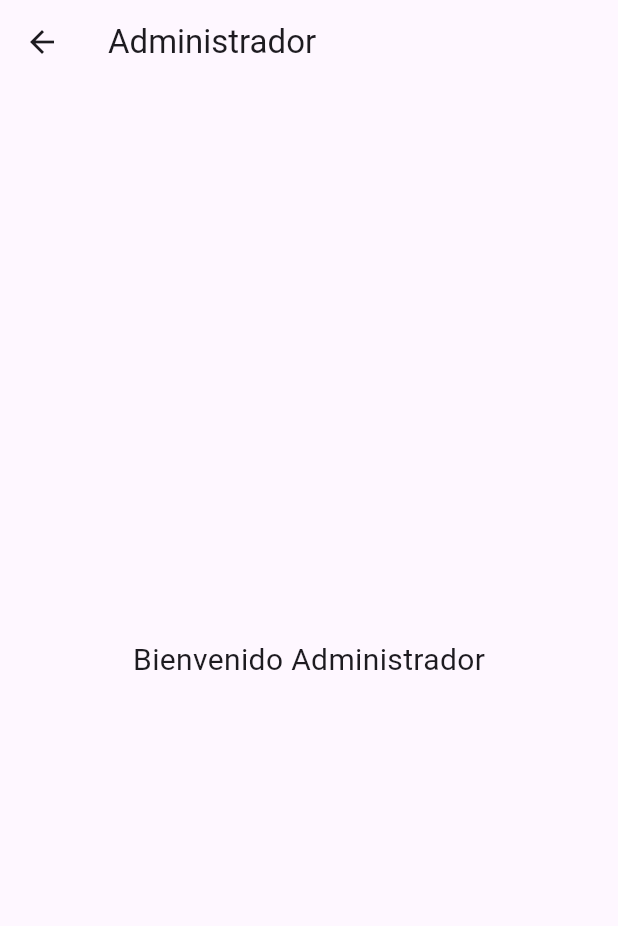
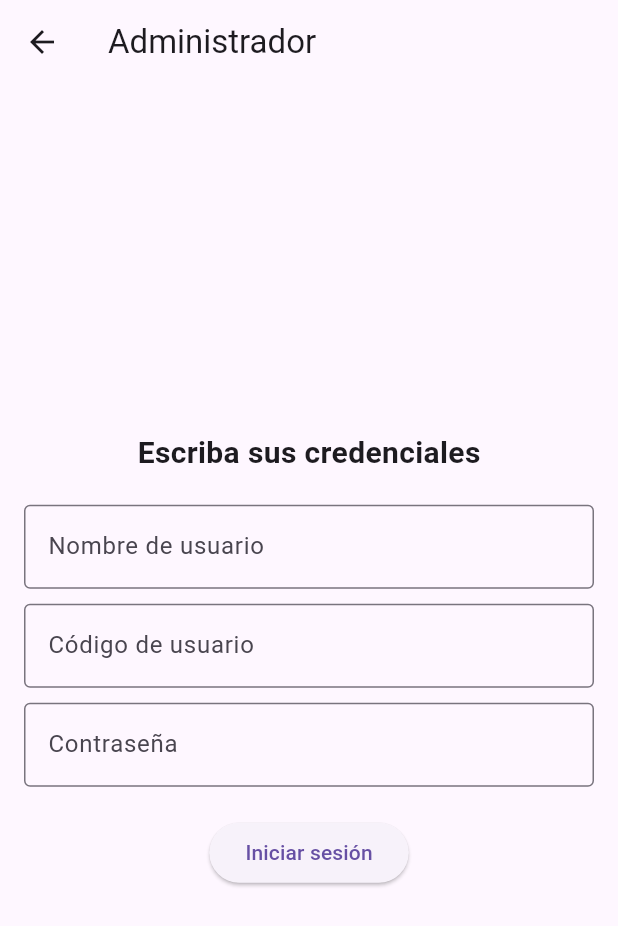
Before and after one commit to desarrolloProgramacion/desarrollo_v1, a Flutter app: the screen it shows after launch, after a tap on "Administrador", on a phone screen of 412 x 824 dp. Shown: the top 926 px of the screen. Run offline on Flutter 3.47's test engine with Material 3 defaults, Android fonts, the phone set to English and light mode, and no system bars.

```diff
--- a/lib/main.dart
+++ b/lib/main.dart
@@ -1,6 +1,8 @@
 import 'package:flutter/material.dart';
-import 'package:smartmilk/ui/Manager/ProfileUser.dart';
-import 'package:smartmilk/ui/User/ProfileUser.dart';
+import 'package:smartmilk/ui/Login/Manager/ProfileUser.dart';
+import 'package:smartmilk/ui/Login/User/ProfileUser.dart';
+import 'package:smartmilk/utils/Colors.dart';
+
 
 void main() {
   runApp(const MyApp());
@@ -12,6 +14,7 @@ class MyApp extends StatelessWidget {
   @override
   Widget build(BuildContext context) {
     return MaterialApp(
+      debugShowCheckedModeBanner: false,
       title: 'SmartMilk',
       theme: ThemeData(
         primarySwatch: Colors.blue,
@@ -27,13 +30,18 @@ class HomePage extends StatelessWidget {
   @override
   Widget build(BuildContext context) {
     return Scaffold(
-      appBar: AppBar(title: const Text('Inicio')),
-      body: Center(
+      body: Container(
+        decoration: const BoxDecoration(
+          gradient: AppColors.radialGradient,
+        ),
+        child: Center(
           child: Column(
             mainAxisAlignment: MainAxisAlignment.center,
             children: [
               const Text(
-              'Bienvenido',
+                'Bienvenido a ASOPROGANUCOT\n'
+                    'elige tu tipo de usuario',
+                textAlign: TextAlign.center,
                 style: TextStyle(fontSize: 24, fontWeight: FontWeight.bold),
               ),
               const SizedBox(height: 20),
@@ -59,6 +67,7 @@ class HomePage extends StatelessWidget {
             ],
           ),
         ),
+      ),
     );
   }
 }
--- /dev/null
+++ b/lib/ui/Login/Manager/ProfileUser.dart
@@ -0,0 +1,67 @@
+
+import 'package:flutter/material.dart';
+
+import '../../MainPage/MangerPage/ManagerPage.dart';
+
+class AdminPage extends StatelessWidget {
+  const AdminPage({super.key});
+
+  @override
+  Widget build(BuildContext context) {
+    return Scaffold(
+      appBar: AppBar(
+        title: const Text('Administrador'),
+        leading: IconButton(
+          icon: const Icon(Icons.arrow_back),
+          onPressed: () {
+            Navigator.pop(context);
+          },
+        ),
+      ),
+      body: Padding(
+        padding: const EdgeInsets.all(16.0),
+        child: Column(
+          mainAxisAlignment: MainAxisAlignment.center,
+          children: [
+            const Text(
+              'Escriba sus credenciales',
+              style: TextStyle(fontSize: 20, fontWeight: FontWeight.bold),
+            ),
+            const SizedBox(height: 20),
+            TextField(
+              decoration: const InputDecoration(
+                labelText: 'Nombre de usuario',
+                border: OutlineInputBorder(),
+              ),
+            ),
+            const SizedBox(height: 10),
+            TextField(
+              decoration: const InputDecoration(
+                labelText: 'Código de usuario',
+                border: OutlineInputBorder(),
+              ),
+            ),
+            const SizedBox(height: 10),
+            TextField(
+              obscureText: true,
+              decoration: const InputDecoration(
+                labelText: 'Contraseña',
+                border: OutlineInputBorder(),
+              ),
+            ),
+            const SizedBox(height: 20),
+            ElevatedButton(
+              onPressed: () {
+                Navigator.pushReplacement(
+                  context,
+                  MaterialPageRoute(builder: (context) => const managerPage()),
+                );
+              },
+              child: const Text('Iniciar sesión'),
+            ),
+          ],
+        ),
+      ),
+    );
+  }
+}
--- a/lib/ui/Manager/ProfileUser.dart
+++ /dev/null
@@ -1,25 +0,0 @@
-
-import 'package:flutter/cupertino.dart';
-import 'package:flutter/material.dart';
-
-class AdminPage extends StatelessWidget {
-  const AdminPage({super.key});
-
-  @override
-  Widget build(BuildContext context) {
-    return Scaffold(
-      appBar: AppBar(
-        title: const Text('Administrador'),
-        leading: IconButton(
-          icon: const Icon(Icons.arrow_back),
-          onPressed: () {
-            Navigator.pop(context);
-          },
-        ),
-      ),
-      body: const Center(
-        child: Text('Bienvenido Administrador', style: TextStyle(fontSize: 20)),
-      ),
-    );
-  }
-}
```
Also changed, not shown: lib/ui/MainPage/MangerPage/ManagerPage.dart (added, +18 -0 lines), lib/utils/Colors.dart (added, +23 -0 lines), lib/ui/Login/User/ProfileUser.dart (renamed from lib/ui/User/ProfileUser.dart), lib/ui/MainPage/UserPage/UserPage.dart (added). Lines whose indentation alone changed are shown as unchanged.
